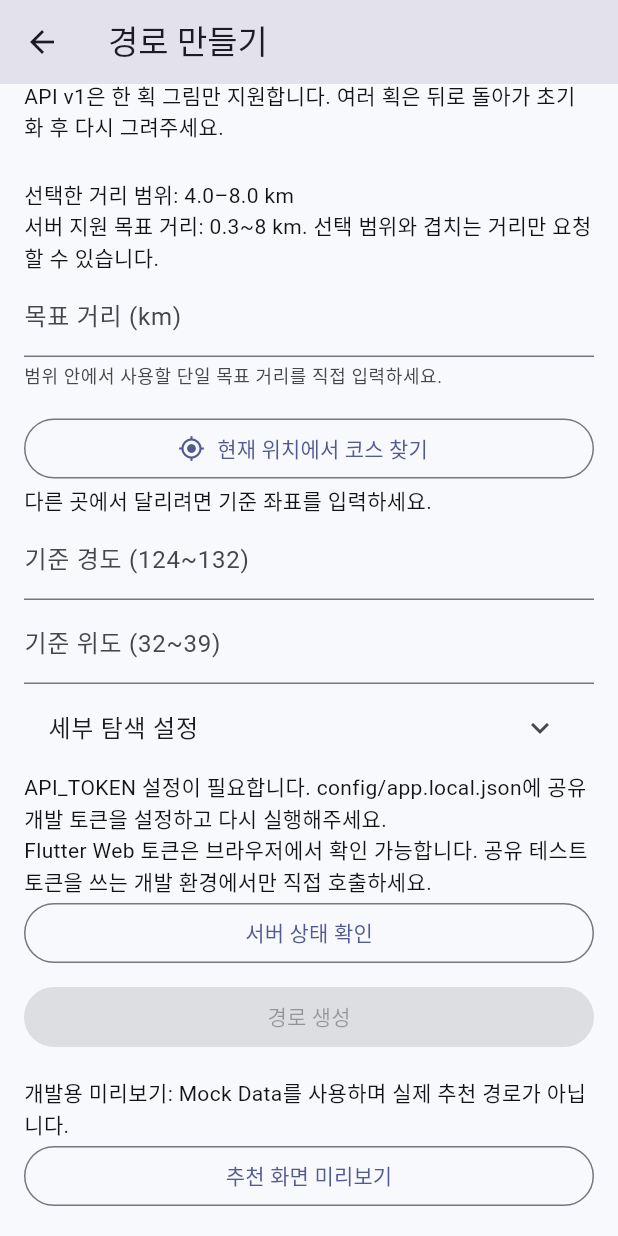
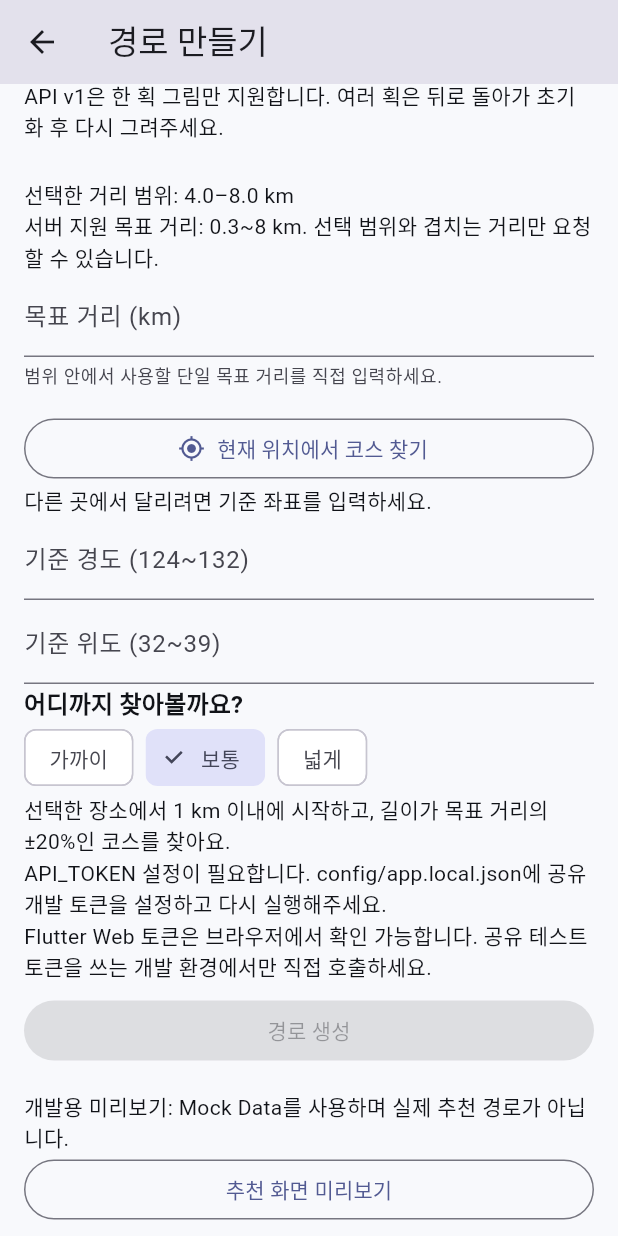
Before and after one commit to leezil/runline, a Flutter app: the RouteGenerationScreen screen opened directly with empty values, scrolled down 406 dp, on a phone screen of 412 x 824 dp. Run offline on Flutter 3.47's test engine with Material 3 defaults, Android fonts, the phone set to English and light mode, and no system bars; our stand-ins replace flutter_secure_storage, geolocator, image_picker, sembast, sembast_web and 1 more; missing offline and left inert: dart:ffi, dart:js_interop, kakao_flutter_sdk_user, kakao_map_sdk; accounts and stored records are empty.

Commit message:
feat: 러닝 바텀 시트 개선 및 루트 탐색 설정 간소화
- 자유·목표 러닝에서 바텀 시트를 내리면 거리, 시간, 평균 페이스와 원형 조작 버튼 두 개를 한 줄로 표시
- 바텀 시트를 올리면 기존 글자 크기, 상세 기록, 텍스트 버튼 배치로 복원
- 하단 러닝·구간 버튼을 현재 페이지를 표시하는 점 두 개로 변경하고 좌우 스와이프와 탭 전환 유지
- 루트 그리기의 고급 설정을 제거하고 시작점까지의 거리와 목표 거리 허용 오차를 가까이·보통·넓게 선택으로 통합
- 목표 거리와 탐색 범위에 따라 시작점까지의 거리와 예상 코스 길이를 화면에 표시
- 바텀 시트 접기·펼치기, 페이지 전환, 탐색 범위의 API 요청 반영 검증

```diff
--- a/runline/lib/features/route_drawing/route_generation_screen.dart
+++ b/runline/lib/features/route_drawing/route_generation_screen.dart
@@ -6,7 +6,6 @@ import '../../app/app_colors.dart';
 import '../../app/app_spacing.dart';
 import 'drawing_controller.dart';
 import '../route_generation/route_api.dart';
-import '../route_generation/route_search_settings.dart';
 import '../route_recommendation/recommended_route.dart';
 import '../route_recommendation/route_recommendation_screen.dart';
 import '../running/running_location.dart';
@@ -33,11 +32,29 @@ class RouteGenerationScreen extends StatefulWidget {
   State<RouteGenerationScreen> createState() => _RouteGenerationScreenState();
 }
 
+enum _SearchRange {
+  close('가까이', 500, .1, '500 m'),
+  standard('보통', 1000, .2, '1 km'),
+  wide('넓게', 1500, .3, '1.5 km');
+
+  const _SearchRange(
+    this.label,
+    this.approachMeters,
+    this.tolerance,
+    this.approachLabel,
+  );
+
+  final String label;
+  final double approachMeters;
+  final double tolerance;
+  final String approachLabel;
+}
+
 class _RouteGenerationScreenState extends State<RouteGenerationScreen> {
   final _target = TextEditingController();
   final _longitude = TextEditingController();
   final _latitude = TextEditingController();
-  final _settings = RouteSearchSettingsController();
+  _SearchRange _range = _SearchRange.standard;
   late final RouteService _service =
       widget.service ?? RouteApi(config: widget.config);
   bool _busy = false;
@@ -54,7 +71,6 @@ class _RouteGenerationScreenState extends State<RouteGenerationScreen> {
     _target.dispose();
     _longitude.dispose();
     _latitude.dispose();
-    _settings.dispose();
     if (widget.service == null) _service.close();
     super.dispose();
   }
@@ -116,19 +132,13 @@ class _RouteGenerationScreenState extends State<RouteGenerationScreen> {
     }
   }
 
-  Future<void> _request({bool health = false}) async {
+  Future<void> _request() async {
     if (_busy) return;
     setState(() {
       _busy = true;
       _message = null;
     });
     try {
-      if (health) {
-        await _service.health();
-        if (mounted) {
-          setState(() => _message = '서버 상태 확인 성공 · 경로 생성 인증 성공을 의미하지 않습니다.');
-        }
-      } else {
       final target = double.tryParse(_target.text.trim());
       final lon = double.tryParse(_longitude.text.trim());
       final lat = double.tryParse(_latitude.text.trim());
@@ -143,7 +153,10 @@ class _RouteGenerationScreenState extends State<RouteGenerationScreen> {
         targetDistanceKm: target,
         longitude: lon,
         latitude: lat,
-          options: _settings.read(),
+        options: RouteSearchOptions(
+          approachMeters: _range.approachMeters,
+          tolerance: _range.tolerance,
+        ),
       );
       request.toJson();
       final routes = await _service.generate(request);
@@ -158,7 +171,6 @@ class _RouteGenerationScreenState extends State<RouteGenerationScreen> {
           ),
         ),
       );
-      }
     } on RouteApiException catch (error) {
       if (mounted) {
         setState(
@@ -242,7 +254,40 @@ class _RouteGenerationScreenState extends State<RouteGenerationScreen> {
               ),
               decoration: const InputDecoration(labelText: '기준 위도 (32~39)'),
             ),
-            RouteSearchSettings(controller: _settings, enabled: !_busy),
+            Text('어디까지 찾아볼까요?', style: Theme.of(context).textTheme.titleMedium),
+            Wrap(
+              spacing: 8,
+              children: [
+                for (final range in _SearchRange.values)
+                  ChoiceChip(
+                    label: Text(range.label),
+                    selected: _range == range,
+                    onSelected: !_busy && !_locating
+                        ? (_) => setState(() => _range = range)
+                        : null,
+                  ),
+              ],
+            ),
+            ValueListenableBuilder(
+              valueListenable: _target,
+              builder: (context, value, _) {
+                final target = double.tryParse(value.text.trim());
+                final percent = (_range.tolerance * 100).round();
+                final distance =
+                    target != null &&
+                        target.isFinite &&
+                        target >= widget.minDistanceKm &&
+                        target >= .3 &&
+                        target <= widget.maxDistanceKm &&
+                        target <= 8
+                    ? '약 ${(target * (1 - _range.tolerance)).toStringAsFixed(2)}~${(target * (1 + _range.tolerance)).toStringAsFixed(2)} km'
+                    : '목표 거리의 ±$percent%';
+                return Text(
+                  '선택한 장소에서 ${_range.approachLabel} 이내에 시작하고, '
+                  '길이가 ${distance}인 코스를 찾아요.',
+                );
+              },
+            ),
             if (widget.service == null && !widget.config.hasToken)
               const Text(
                 'API_TOKEN 설정이 필요합니다. config/app.local.json에 공유 개발 토큰을 설정하고 다시 실행해주세요.',
@@ -256,10 +301,6 @@ class _RouteGenerationScreenState extends State<RouteGenerationScreen> {
               const LinearProgressIndicator(),
               const Text('요청 중입니다. 화면을 나가거나 120초가 지나도 서버 계산은 계속될 수 있습니다.'),
             ],
-            OutlinedButton(
-              onPressed: _busy ? null : () => _request(health: true),
-              child: const Text('서버 상태 확인'),
-            ),
             const SizedBox(height: AppSpacing.xs),
             FilledButton(
               onPressed:
--- a/runline/lib/features/route_generation/route_search_settings.dart
+++ /dev/null
@@ -1,141 +0,0 @@
-import 'package:flutter/material.dart';
-
-import 'route_api.dart';
-
-class RouteSearchSettingsController {
-  final fields = <String, TextEditingController>{
-    'approach_m': TextEditingController(text: '1000'),
-    'tolerance': TextEditingController(text: '0.2'),
-    'candidate_limit': TextEditingController(text: '20'),
-    'radius_m': TextEditingController(text: '2500'),
-    'search_seconds': TextEditingController(text: '45'),
-    'focus_longitude': TextEditingController(),
-    'focus_latitude': TextEditingController(),
-  };
-  String routeType = 'auto', searchMode = 'overview', dataSource = 'osm';
-  bool allowRotation = true, allowVertexAdjustment = true;
-
-  RouteSearchOptions read() {
-    double number(String key) {
-      final value = double.tryParse(fields[key]!.text.trim());
-      if (value == null) throw RouteApiException('$key 값을 숫자로 입력해주세요.');
-      return value;
-    }
-
-    final limit = int.tryParse(fields['candidate_limit']!.text.trim());
-    if (limit == null) {
-      throw const RouteApiException('후보 상한은 1~30의 정수로 입력해주세요.');
-    }
-    return RouteSearchOptions(
-      approachMeters: number('approach_m'),
-      tolerance: number('tolerance'),
-      candidateLimit: limit,
-      radiusMeters: number('radius_m'),
-      searchSeconds: number('search_seconds'),
-      routeType: routeType,
-      searchMode: searchMode,
-      dataSource: dataSource,
-      allowRotation: allowRotation,
-      allowVertexAdjustment: allowVertexAdjustment,
-      focusLongitude: double.tryParse(fields['focus_longitude']!.text.trim()),
-      focusLatitude: double.tryParse(fields['focus_latitude']!.text.trim()),
-    );
-  }
-
-  void dispose() {
-    for (final field in fields.values) {
-      field.dispose();
-    }
-  }
-}
-
-class RouteSearchSettings extends StatefulWidget {
-  const RouteSearchSettings({
-    super.key,
-    required this.controller,
-    required this.enabled,
-  });
-  final RouteSearchSettingsController controller;
-  final bool enabled;
-  @override
-  State<RouteSearchSettings> createState() => _RouteSearchSettingsState();
-}
-
-class _RouteSearchSettingsState extends State<RouteSearchSettings> {
-  RouteSearchSettingsController get c => widget.controller;
-
-  Widget number(String key, String label) => TextField(
-    key: ValueKey('search-$key'),
-    controller: c.fields[key],
-    enabled: widget.enabled,
-    keyboardType: const TextInputType.numberWithOptions(decimal: true),
-    decoration: InputDecoration(labelText: label),
-  );
-
-  Widget choice(
-    String key,
-    String label,
-    String value,
-    Map<String, String> choices,
-    void Function(String) change,
-  ) => DropdownButtonFormField<String>(
-    key: ValueKey('search-$key'),
-    initialValue: value,
-    isExpanded: true,
-    decoration: InputDecoration(labelText: label),
-    items: choices.entries
-        .map((e) => DropdownMenuItem(value: e.key, child: Text(e.value)))
-        .toList(),
-    onChanged: widget.enabled
-        ? (value) => setState(() => change(value!))
-        : null,
-  );
-
-  @override
-  Widget build(BuildContext context) => ExpansionTile(
-    title: const Text('세부 탐색 설정'),
-    maintainState: true,
-    children: [
-      const Text('서버 명세의 기본값입니다. 조건을 바꿔도 경로 발견이 보장되지는 않습니다.'),
-      number('approach_m', '허용 접근 거리 (0~1,500 m)'),
-      number('tolerance', '거리 허용 오차 (0.05~0.5, 0.2 = ±20%)'),
-      number('candidate_limit', '후보 상한 (정수 1~30)'),
-      number('radius_m', '도로 조회 반경 (800~4,000 m)'),
-      number('search_seconds', '탐색 시간 (3~45초, 도로 조회 시간 별도)'),
-      choice('route_type', '경로 유형', c.routeType, const {
-        'auto': '자동',
-        'open': '열린 경로',
-        'loop': '순환 경로',
-      }, (v) => c.routeType = v),
-      choice('search_mode', '탐색 방식', c.searchMode, const {
-        'overview': '위치별 대표',
-        'all': '전체',
-        'local': '특정 위치 상세',
-      }, (v) => c.searchMode = v),
-      if (c.searchMode == 'local') ...[
-        number('focus_longitude', '상세 탐색 경도 (124~132)'),
-        number('focus_latitude', '상세 탐색 위도 (32~39)'),
-      ],
-      SwitchListTile(
-        title: const Text('그림 회전 허용'),
-        value: c.allowRotation,
-        onChanged: widget.enabled
-            ? (v) => setState(() => c.allowRotation = v)
-            : null,
-      ),
-      SwitchListTile(
-        title: const Text('꼭짓점 소폭 조정 허용'),
-        value: c.allowVertexAdjustment,
-        onChanged: widget.enabled
-            ? (v) => setState(() => c.allowVertexAdjustment = v)
-            : null,
-      ),
-      choice('data_source', '도로 데이터 (provider: local)', c.dataSource, const {
-        'osm': '대한민국 OSM 실제 도로',
-        'demo': '연결 테스트용 가상 도로',
-      }, (v) => c.dataSource = v),
-      if (c.dataSource == 'demo')
-        const Text('demo 응답은 synthetic입니다. 실제 추천 코스나 러닝에 사용하지 않습니다.'),
-    ],
-  );
-}
```
Also changed, not shown: runline/lib/features/running/goal_running_view.dart (+31 -0 lines), runline/lib/features/running/running_map_sheet.dart (+37 -8 lines), runline/lib/features/running/running_screen.dart (+39 -19 lines), runline/lib/features/running/running_tabs.dart (+30 -7 lines), 2 other files. Lines whose indentation alone changed are shown as unchanged.
